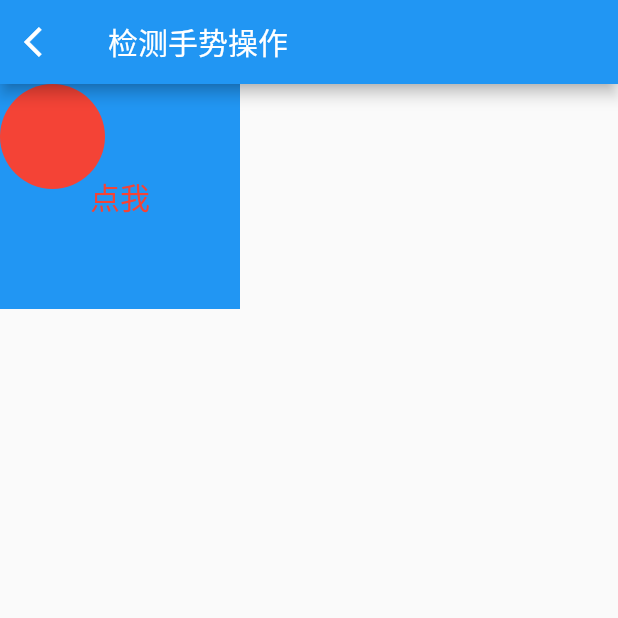
After one commit to Zyf210304/FlutterLearn, a Flutter app: the GesturePage screen opened by its route, on a phone screen of 412 x 824 dp, the top half of it. The commit adds this screen. Run offline on Flutter 3.47's test engine with Material 2 defaults, Android fonts, the phone set to English and light mode, and no system bars; missing offline and left inert: flutter_color_plugin.

Commit message:
亚飞
手势 资源

```diff
--- /dev/null
+++ b/fei_learn_flutter_0/lib/gesture_page.dart
@@ -0,0 +1,93 @@
+import 'package:flutter/material.dart';
+import 'package:flutter_color_plugin/flutter_color_plugin.dart';
+
+class GesturePage extends StatefulWidget {
+  GesturePage({Key key, this.title}) : super(key: key);
+
+  final String title;
+
+  @override
+  _GesturePageState createState() => _GesturePageState();
+}
+
+class _GesturePageState extends State<GesturePage> {
+  String printString = '';
+  double moveX = 0, moveY = 0;
+  @override
+  Widget build(BuildContext context) {
+    return Scaffold(
+      appBar: AppBar(
+        title: Text('检测手势操作'),
+        leading: GestureDetector(
+          onTap: () {
+            Navigator.pop(context);
+          },
+          child: Icon(
+            Icons.arrow_back_ios,
+            color: Colors.white,
+          ),
+        ),
+      ),
+      body: FractionallySizedBox(
+        widthFactor: 1,
+        child: Stack(
+          children: <Widget>[
+            Column(
+              children: <Widget>[
+                GestureDetector(
+                  onTap: () => _printMsg('点击'),
+                  onDoubleTap: () => _printMsg('双击'),
+                  onLongPress: () => _printMsg('长按'),
+                  onTapCancel: () => _printMsg('取消'),
+                  onTapUp: (e) => _printMsg('松开'),
+                  onTapDown: (e) => _printMsg('松开'),
+                  child: Container(
+                    padding: EdgeInsets.all(60),
+                    decoration: BoxDecoration(color: Colors.blue),
+                    child: Text(
+                      '点我',
+                      style: TextStyle(fontSize: 20, color: Colors.red),
+                    ),
+                  ),
+                ),
+                Text(printString),
+              ],
+            ),
+            Positioned(
+              left: moveX,
+              top: moveY,
+              child: GestureDetector(
+                onPanUpdate: (e) => _doMove(e),
+                child: Container(
+                  width: 70,
+                  height: 70,
+                  decoration: BoxDecoration(
+                    color: Colors.red,
+                    borderRadius: BorderRadius.all(Radius.circular(35))
+                  ),
+                ),
+              ),
+            )
+          ],
+        ),
+      ),
+    );
+  }
+
+  _printMsg(String msg) {
+    setState(() {
+      if (msg == '点击') {
+        printString = '点击';
+      } else {
+        printString += ', $msg';
+      }
+    });
+  }
+
+  _doMove(DragUpdateDetails e) {
+    setState(() {
+      moveY += e.delta.dy;
+      moveX += e.delta.dx;
+    });
+  }
+}
--- a/fei_learn_flutter_0/lib/main.dart
+++ b/fei_learn_flutter_0/lib/main.dart
@@ -3,6 +3,8 @@ import 'package:flutter/material.dart';
 import 'stateFull_Group_page.dart';
 import 'fultter_layout_page.dart';
 import 'stateLessLearn.dart';
+import 'gesture_page.dart';
+import 'resourse_page.dart';
 
 void main() => runApp(MyApp());
 
@@ -27,6 +29,8 @@ class MyApp extends StatelessWidget {
         'layout': (BuildContext context) => FullterLayout(),
         'stateFlull': (BuildContext context) => StateFullGroup(),
         'stateLess': (BuildContext context) => GroupLesson(),
+        'gesture':(BuildContext context) => GesturePage(),
+        'resourse':(BuildContext context) => ResoursePage(),
       },
     );
   }
@@ -52,6 +56,8 @@ class _RootNavigationState extends State<RootNavigation> {
           _item('GroupLesson', GroupLesson(), 'stateLess'),
           _item('layout', FullterLayout(), 'layout'),
           _item('stateFlull', StateFullGroup(), 'stateFlull'),
+          _item('gesture', GesturePage(), 'gesture'),
+          _item('resourse', ResoursePage(), 'resourse')
         ],
       ),
     );
--- a/fei_learn_flutter_0/pubspec.yaml
+++ b/fei_learn_flutter_0/pubspec.yaml
@@ -42,8 +42,8 @@ flutter:
   uses-material-design: true
 
   # To add assets to your application, add an assets section, like this:
-  # assets:
-  #  - images/a_dot_burr.jpeg
+  assets:
+   - images/if_win_0.png
   #  - images/a_dot_ham.jpeg
 
   # An image asset can refer to one or more resolution-specific "variants", see
```
Also changed, not shown: fei_learn_flutter_0/lib/resourse_page.dart (added, +45 -0 lines), fei_learn_flutter_0/images/if_win_0.png (added).
